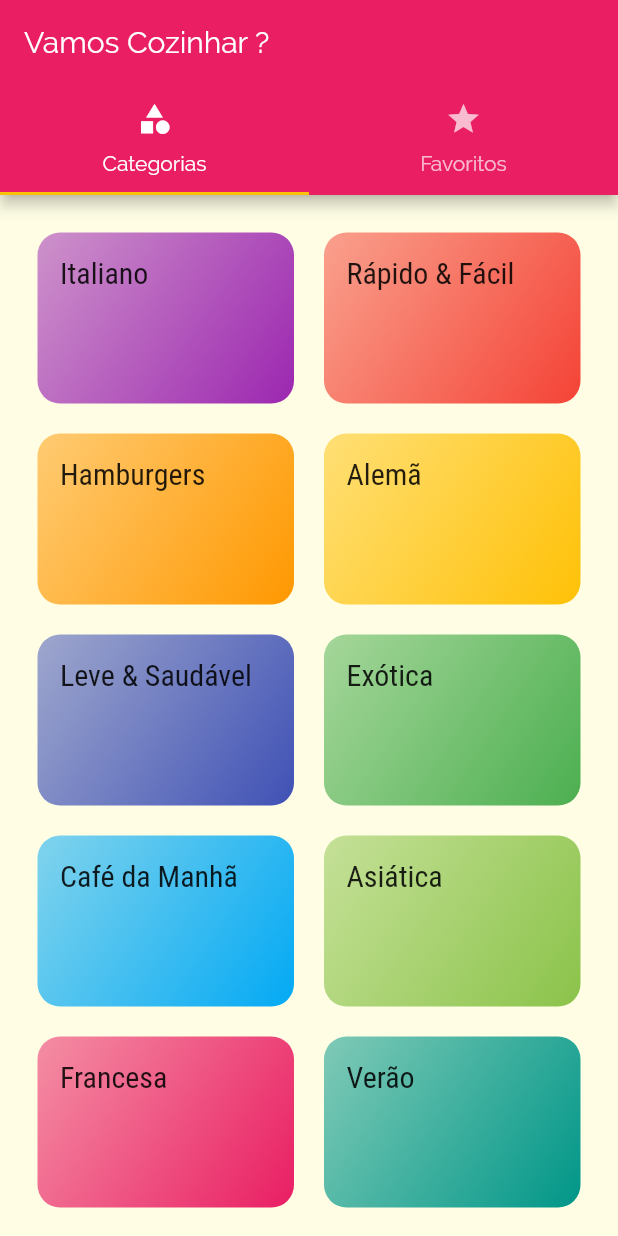
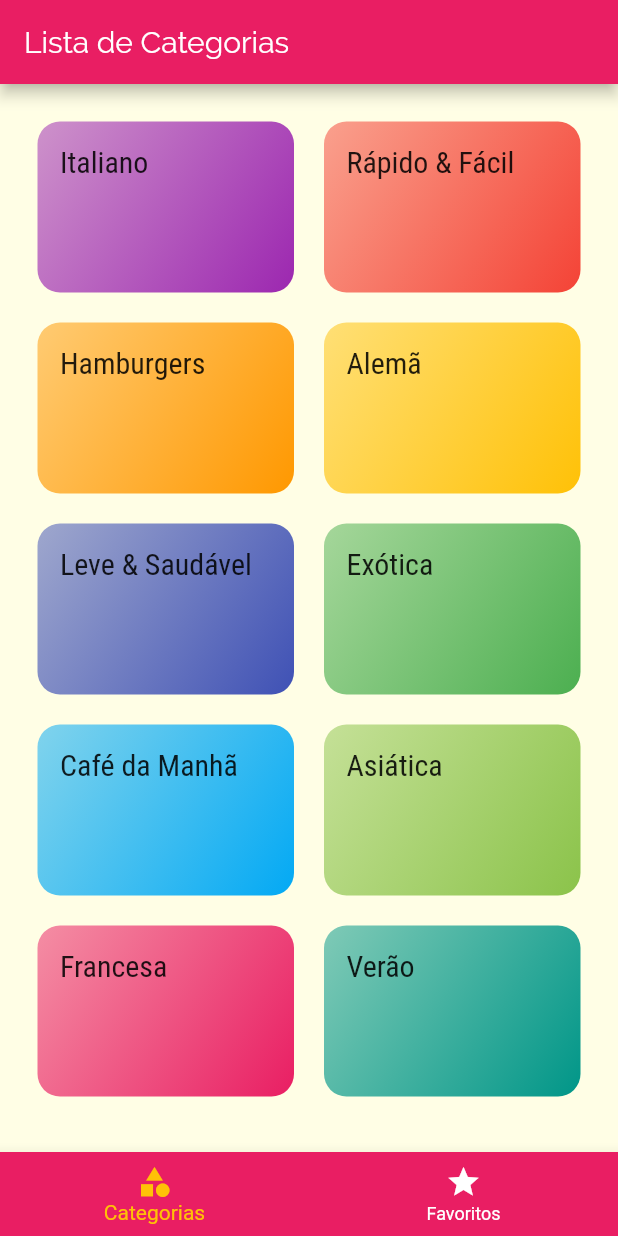
Before and after one commit to gabrielkussler/app-despesas-flutter, a Flutter app: the screen it shows after launch, on a phone screen of 412 x 824 dp. Run offline on Flutter 3.47's test engine with Material 2 defaults, Android fonts, the phone set to English and light mode, and no system bars.

Commit message:
definindo qual das abas esta na tela

```diff
--- a/lib/screens/tabs_screen.dart
+++ b/lib/screens/tabs_screen.dart
@@ -2,31 +2,47 @@ import 'package:flutter/material.dart';
 import 'categories_screen.dart';
 import 'favorite_screen.dart';
 
+class TabsScreen extends StatefulWidget {
+  @override
+  State<TabsScreen> createState() => _TabsScreenState();
+}
 
-class TabsScreen extends StatelessWidget {
+class _TabsScreenState extends State<TabsScreen> {
+  int _selectedScreenIndex = 0;
+  final List<Map<String, Object>> _screens = [
+    {'title': 'Lista de Categorias', 'screen': CategoriesScreen()},
+    {'title': 'Meus Favoritos', 'screen': FavoriteScreen()},
+  ];
+
+  _selectScreen(int index) {
+    setState(() {
+      _selectedScreenIndex = index;
+    });
+  }
+
   @override
   Widget build(BuildContext context) {
-    return DefaultTabController(
-      length: 2,
-      child: Scaffold(
-        appBar: AppBar(
-          title: Text('Vamos Cozinhar ?'),
-          bottom: TabBar(tabs: [
-            Tab(
-              icon: Icon(Icons.category),
-              text: 'Categorias',
-            ),
-            Tab(
-              icon: Icon(Icons.star),
-              text: 'Favoritos',
-            ),
-          ],
-          ),
-        ),
-        body: TabBarView(children: [
-          CategoriesScreen(),
-          FavoriteScreen(),
-        ]),
+    return Scaffold(
+      appBar: AppBar(
+        title: Text(_screens[_selectedScreenIndex]['title'] as String),
+      ),
+      body: _screens[_selectedScreenIndex]['screen'] as Widget,
+      bottomNavigationBar: BottomNavigationBar(
+        onTap: _selectScreen,
+        backgroundColor: Theme
+            .of(context)
+            .primaryColor,
+        unselectedItemColor: Colors.white,
+        selectedItemColor: Theme
+            .of(context)
+            .accentColor,
+        currentIndex: _selectedScreenIndex,
+        items: [
+          BottomNavigationBarItem(
+              icon: Icon(Icons.category), title: Text('Categorias')),
+          BottomNavigationBarItem(
+              icon: Icon(Icons.star), title: Text('Favoritos'))
+        ],
       ),
     );
   }
```
Also changed, not shown: 3 other files.
